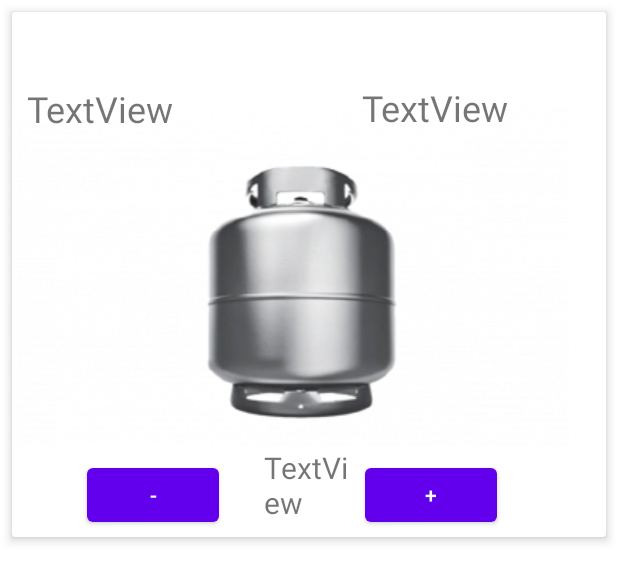
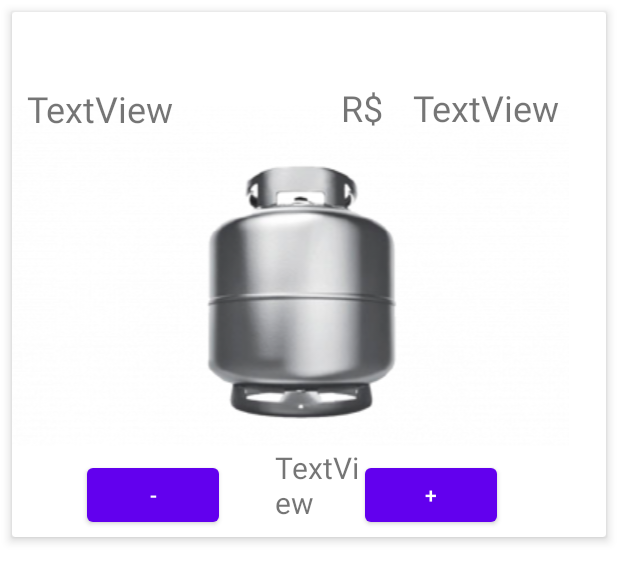
Before and after one commit to evandroLutz/GasAppExample, an Android app: the layout adapter_card_icones.xml on its own in the app's theme, with its tools: preview values and no code run, on a phone screen of 412 x 824 dp. Shown: the top 582 px of the screen. Run offline under Robolectric (Android 15) with nearby library versions, the phone set to English and light mode, and no system bars.

Commit message:
ajusta layout card icones

```diff
--- a/app/src/main/res/layout/adapter_card_icones.xml
+++ b/app/src/main/res/layout/adapter_card_icones.xml
@@ -37,15 +37,28 @@
 
         <TextView
             android:id="@+id/precoProduto"
-            android:layout_width="137dp"
-            android:layout_height="wrap_content"
+            android:layout_width="103dp"
+            android:layout_height="55dp"
             android:layout_alignEnd="@+id/imageView3"
             android:layout_alignParentStart="true"
             android:layout_alignParentTop="true"
-            android:layout_marginStart="233dp"
+            android:layout_marginStart="267dp"
             android:layout_marginTop="47dp"
             android:layout_marginEnd="1dp"
             android:text="TextView"
+            android:textSize="24dp" />
+
+        <TextView
+            android:id="@+id/precoProduto4"
+            android:layout_width="64dp"
+            android:layout_height="54dp"
+            android:layout_alignEnd="@+id/imageView3"
+            android:layout_alignParentStart="true"
+            android:layout_alignParentTop="true"
+            android:layout_marginStart="219dp"
+            android:layout_marginTop="47dp"
+            android:layout_marginEnd="88dp"
+            android:text="R$"
             android:textSize="24dp" />
 
         <TextView
@@ -55,9 +68,9 @@
             android:layout_below="@+id/nomeProduto"
             android:layout_alignEnd="@+id/imageView3"
             android:layout_alignParentStart="true"
-            android:layout_marginStart="168dp"
+            android:layout_marginStart="175dp"
             android:layout_marginTop="209dp"
-            android:layout_marginEnd="147dp"
+            android:layout_marginEnd="140dp"
             android:text="TextView"
             android:textSize="20dp" />
 
```
